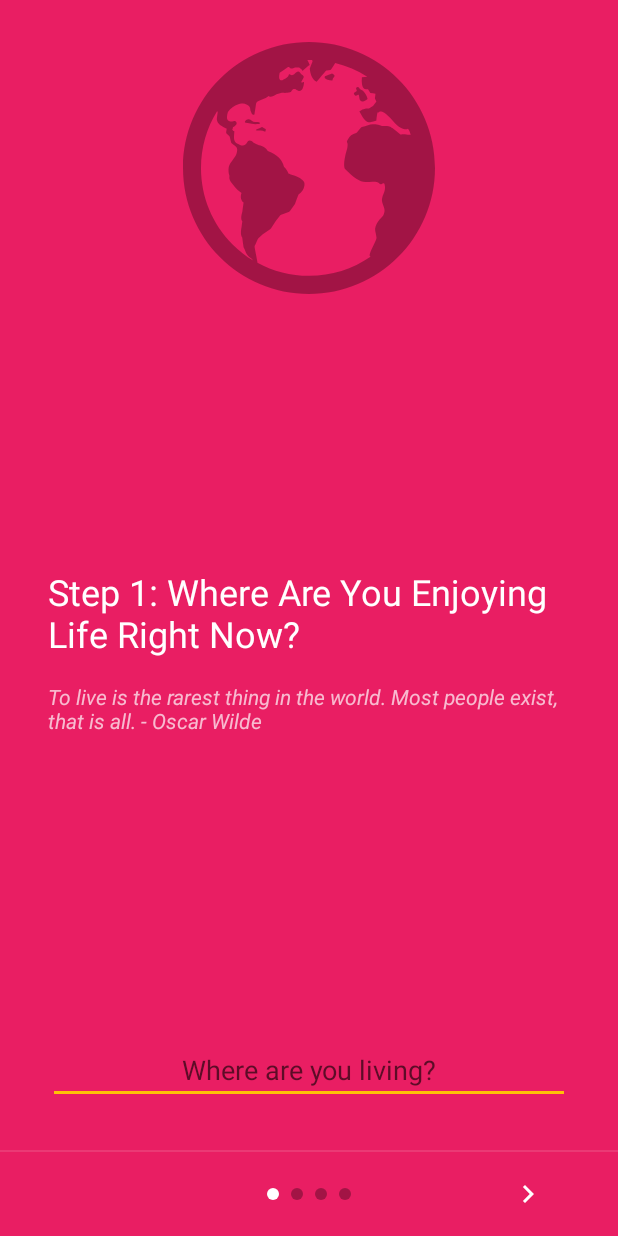
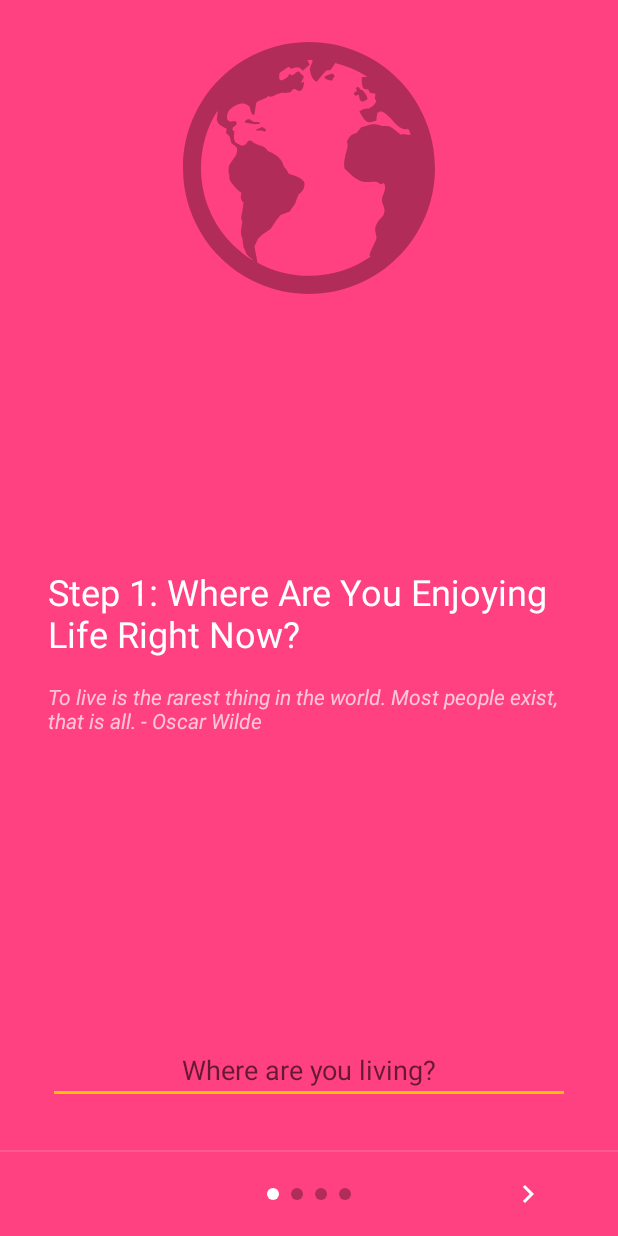
Before and after one commit to ajr-zimmer/time-to-die, an Android app: the screen it shows after launch (CaptureUserInfoActivity), after a tap on an icon or button, on a phone screen of 412 x 824 dp. Run offline under Robolectric (Android 15) with nearby library versions, the phone set to English and light mode, and no system bars.

Commit message:
Made colour scheme more positive, refactored colours

```diff
--- a/app/src/main/java/com/ttd/cain/timetodie/activities/CaptureUserInfoActivity.java
+++ b/app/src/main/java/com/ttd/cain/timetodie/activities/CaptureUserInfoActivity.java
@@ -119,10 +119,10 @@ public class CaptureUserInfoActivity extends AppCompatActivity {
         mViewPager.setCurrentItem(page);
         updateIndicators(page);
 
-        final int colour1 = ContextCompat.getColor(this, R.color.pink);
+        final int colour1 = ContextCompat.getColor(this, R.color.hot_pink);
         final int colour2 = ContextCompat.getColor(this, R.color.purple);
         final int colour3 = ContextCompat.getColor(this, R.color.deep_purple);
-        final int colour4 = ContextCompat.getColor(this, R.color.indigo);
+        final int colour4 = ContextCompat.getColor(this, R.color.black);
 
         final int[] colourList = new int[]{colour1, colour2, colour3, colour4};
 
--- a/app/src/main/java/com/ttd/cain/timetodie/activities/MainActivity.java
+++ b/app/src/main/java/com/ttd/cain/timetodie/activities/MainActivity.java
@@ -26,9 +26,8 @@ public class MainActivity extends AppCompatActivity {
 
     static final String TAG = MainActivity.class.getSimpleName();
     // URL to get country list
-    private static String countryURL = "http://api.population.io:80/1.0/countries";
     private static ArrayList<String> countryList;
-    private ProgressDialog pDialog;
+    //private ProgressDialog pDialog;
 
     // TODO: Skip capturing user info if we have already collected it
     public static final String PREF_USER_FIRST_TIME = "user_first_time";
@@ -67,7 +66,7 @@ public class MainActivity extends AppCompatActivity {
         @Override
         protected Void doInBackground(Void... arg0) {
             HttpHandler sh = new HttpHandler();
-
+            String countryURL = "http://api.population.io:80/1.0/countries";
             // Making a request to url and getting response
             String jsonStr = sh.makeServiceCall(countryURL);
 
@@ -130,7 +129,7 @@ public class MainActivity extends AppCompatActivity {
     }
 
     public void beginInfo(View view){
-        // TODO; stop user from continuing if there is not internet connection
+        // TODO: stop user from continuing if there is not internet connection
         isUserFirstTime = Boolean.valueOf(Utils.readSharedSetting(MainActivity.this, PREF_USER_FIRST_TIME, "true"));
         if(isUserFirstTime){
             // Start the tabbed CaptureUserInfoActivity that captures user input
--- a/app/src/main/res/drawable/ic_skull_multi_72dp.xml
+++ b/app/src/main/res/drawable/ic_skull_multi_72dp.xml
@@ -7,31 +7,31 @@
     <!-- Taken from https://icons8.com/web-app/4334/Skull-->
     <!-- Right side of skull-->
     <path
-        android:fillColor="#FF000000"
+        android:fillColor="@color/colorPrimary"
         android:pathData="M23,8.9C23,4,18.7,0,12,0c-0.6,0-1,0.4-1,1s0.4,1,1,1c4.4,0,9.3,1.7,9.3,7.1c0,2.5-0.3,3.2-0.6,4.1
 	c-0.1-1.8-1.6-2.9-1.6-2.9s1.5,4.9,0,6.2c-0.2,0.2-0.8,0.5-1.2,0.7c-1.1,0.4-2.5,1.5-2.5,3.1c0,1.3-0.2,1.8-1,1.6
 	c-0.1,0.6-1,0.6-1.1,0.1c-0.2,0.5-1,0.5-1.2,0c0,0-0.4,1.5,0,1.8c0.3,0.3,0.9,0.3,1.3,0c0.4,0.3,1,0.2,1.3-0.2c0.3,0.1,0.7,0,1-0.4
 	c1-0.6,1.5-1.3,1.5-2.8c0-1.3,2.8-1.6,3.6-2.5c0.4-0.5,0.6-1.3,0.5-2.2C21.7,14.6,23,11.7,23,8.9z"/>
     <!-- Left side of skull-->
     <path
-        android:fillColor="#FF000000"
+        android:fillColor="@color/colorPrimary"
         android:pathData="M1,8.9C1,4,5.3,0,12,0c0.6,0,1,0.4,1,1s-0.4,1-1,1C7.6,2,2.7,3.7,2.7,9.1c0,2.5,0.3,3.2,0.6,4.1c0.1-1.8,1.6-2.9,1.6-2.9
 	s-1.5,4.9,0,6.2c0.2,0.2,0.8,0.5,1.2,0.7c1.1,0.4,2.5,1.5,2.5,3.1c0,1.3,0.2,1.8,1,1.6c0.1,0.6,1,0.6,1.1,0.1c0.2,0.5,1,0.5,1.2,0
 	c0,0,0.4,1.5,0,1.8c-0.3,0.3-0.9,0.3-1.3,0c-0.4,0.3-1,0.2-1.3-0.2c-0.3,0.1-0.7,0-1-0.4c-1-0.6-1.5-1.3-1.5-2.8
 	c0-1.3-2.8-1.6-3.6-2.5c-0.4-0.5-0.6-1.3-0.5-2.2C2.3,14.6,1,11.7,1,8.9z"/>
     <!-- Nasal aperture-->
     <path
-        android:fillColor="#FF000000"
+        android:fillColor="@color/colorPrimaryDark"
         android:pathData="M12,15.8c-0.6,0.2-1.6,1.7-1.6,2.5c0,0.4,0.3,0.6,0.6,0.6
 	c0.5,0,0.9-0.8,0.9-1.2c0.1,0.4,0.4,1.2,0.9,1.2c0.3,0,0.6-0.2,0.6-0.6C13.6,17.6,12.6,16,12,15.8z"/>
     <!-- Skull's left eye -->
     <path
-        android:fillColor="@color/pink"
+        android:fillColor="@color/colorAccent"
         android:pathData="M17.7,12.7c-0.5-1.3-1.8-2-3.3-1.5c-1.2,0.4-1.7,1.9-1.3,2.9
 	c0.5,1.6,2.1,2.3,3.8,1.7C17.7,15.6,18.4,14.7,17.7,12.7z"/>
     <!-- Skull's right eye -->
     <path
-        android:fillColor="@color/pink"
+        android:fillColor="@color/colorAccent"
         android:pathData="M6.3,12.7c0.5-1.3,1.8-2,3.3-1.5c1.2,0.4,1.7,1.9,1.3,2.9
 	c-0.5,1.6-2.1,2.3-3.8,1.7C6.3,15.6,5.6,14.7,6.3,12.7z"/>
 
--- a/app/src/main/res/layout/activity_main.xml
+++ b/app/src/main/res/layout/activity_main.xml
@@ -24,6 +24,7 @@
         android:text="@string/app_name"
         android:textStyle="bold"
         android:textSize="50dp"
+        android:textColor="@color/colorPrimary"
         android:layout_width="wrap_content"
         android:layout_height="wrap_content"
         android:layout_below="@+id/appLogo"
@@ -35,6 +36,7 @@
         android:text="@string/app_purpose"
         android:textStyle="italic"
         android:textSize="16dp"
+        android:textColor="@color/colorAccent"
         android:layout_width="wrap_content"
         android:layout_height="wrap_content"
         android:layout_below="@+id/appTitleTxt"
@@ -45,6 +47,7 @@
     <Button
         android:text="@string/start_button"
         android:textSize="16dp"
+        android:textColor="@color/colorPrimaryDark"
         android:layout_width="wrap_content"
         android:layout_height="wrap_content"
         android:id="@+id/button"
--- a/app/src/main/res/values/colors.xml
+++ b/app/src/main/res/values/colors.xml
@@ -1,10 +1,12 @@
 <?xml version="1.0" encoding="utf-8"?>
 <resources>
     <color name="colorPrimary">#E91E63</color>
-    <color name="colorPrimaryDark">#00BCD4</color>
+    <color name="colorPrimaryDark">#03A9F4</color>
     <color name="colorAccent">#FFC107</color>
 
     <color name="indicator_unselected">#4D000000</color>
+
+    <color name="black">#000000</color>
 
     <color name="blue_grey">#455A64</color>
     <color name="red">#F44336</color>
```
